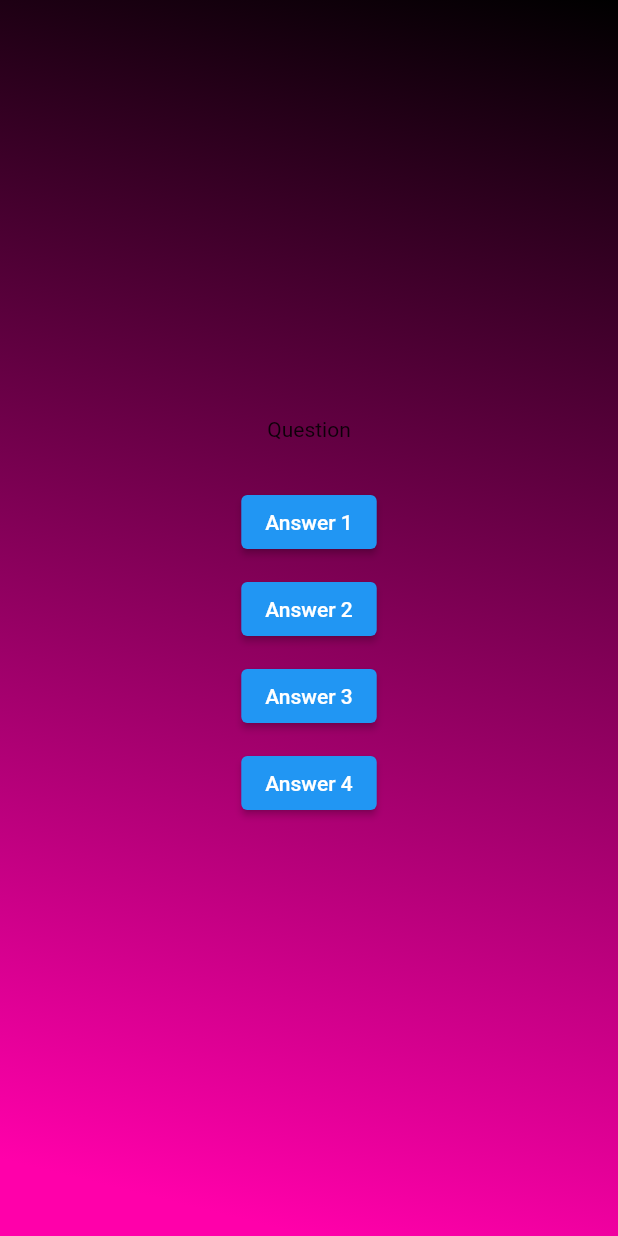
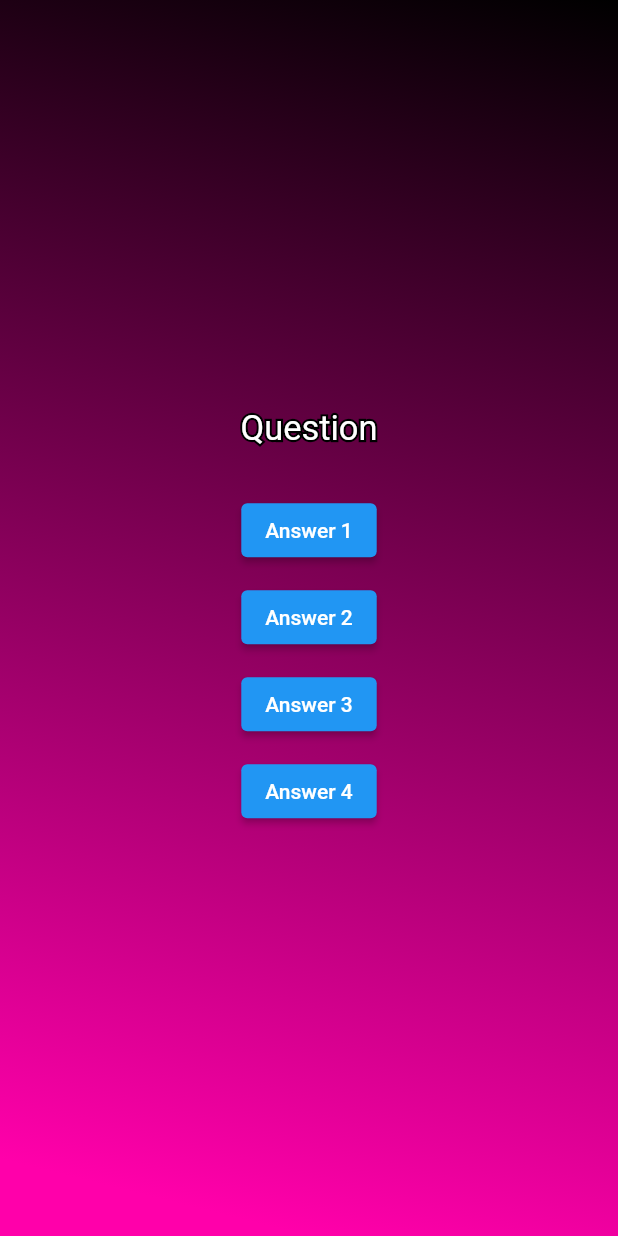
Before and after one commit to NeverHappyStudios/applicantOasis, a Flutter app: the screen it shows after launch, after a tap on "Press the button", on a phone screen of 412 x 824 dp. Run offline on Flutter 3.47's test engine with Material 2 defaults, Android fonts, the phone set to English and light mode, and no system bars.

Commit message:
Added styling to Question part of questions_screen

```diff
--- a/lib/questions_screen.dart
+++ b/lib/questions_screen.dart
@@ -13,7 +13,27 @@ class _QuestionsScreenState extends State<QuestionsScreen> {
     return Column(
       mainAxisAlignment: MainAxisAlignment.center,
       children: [
-        const Text('Question'),
+        Stack(
+          children: <Widget>[
+            Text(
+              'Question',
+              style: TextStyle(
+                fontSize: 23,
+                foreground: Paint()
+                  ..style = PaintingStyle.stroke
+                  ..strokeWidth = 3
+                  ..color = Colors.black,
+              ),
+            ),
+            const Text(
+              'Question',
+              style: TextStyle(
+                fontSize: 23,
+                color: Colors.white,
+              ),
+            ),
+          ],
+        ),
         const SizedBox(height: 30),
         ElevatedButton(
           onPressed: () {},
```
